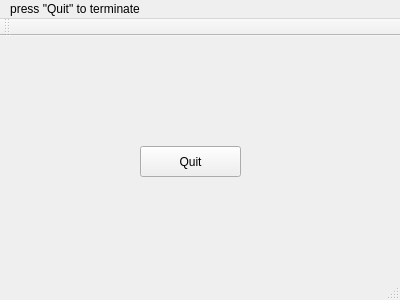
Qt form qt/qt_BasicGUI/mainwindow.ui (dsyleixa/RaspberryPi) before a commit.
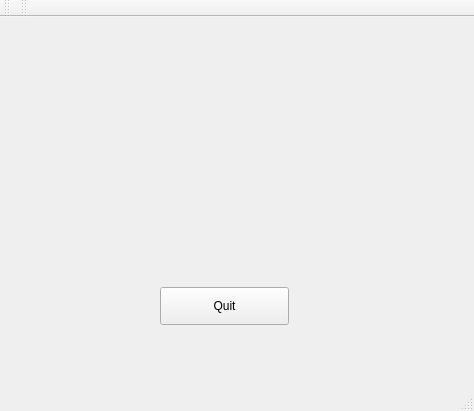
The same form after that commit.

```diff
--- a/qt/qt_BasicGUI/mainwindow.ui
+++ b/qt/qt_BasicGUI/mainwindow.ui
@@ -6,8 +6,8 @@
    <rect>
     <x>0</x>
     <y>0</y>
-    <width>400</width>
-    <height>300</height>
+    <width>474</width>
+    <height>411</height>
    </rect>
   </property>
   <property name="windowTitle">
@@ -17,10 +17,10 @@
    <widget class="QPushButton" name="pushButton">
     <property name="geometry">
      <rect>
-      <x>140</x>
-      <y>110</y>
-      <width>101</width>
-      <height>31</height>
+      <x>160</x>
+      <y>270</y>
+      <width>129</width>
+      <height>38</height>
      </rect>
     </property>
     <property name="text">
@@ -33,16 +33,10 @@
     <rect>
      <x>0</x>
      <y>0</y>
-     <width>400</width>
-     <height>27</height>
+     <width>474</width>
+     <height>34</height>
     </rect>
    </property>
-   <widget class="QMenu" name="menuPress_Quit_to_terminate">
-    <property name="title">
-     <string>press &quot;Quit&quot; to terminate</string>
-    </property>
-   </widget>
-   <addaction name="menuPress_Quit_to_terminate"/>
   </widget>
   <widget class="QToolBar" name="mainToolBar">
    <attribute name="toolBarArea">
@@ -53,6 +47,22 @@
    </attribute>
   </widget>
   <widget class="QStatusBar" name="statusBar"/>
+  <widget class="QToolBar" name="toolBar">
+   <property name="windowTitle">
+    <string>toolBar</string>
+   </property>
+   <attribute name="toolBarArea">
+    <enum>TopToolBarArea</enum>
+   </attribute>
+   <attribute name="toolBarBreak">
+    <bool>false</bool>
+   </attribute>
+  </widget>
+  <action name="action">
+   <property name="text">
+    <string/>
+   </property>
+  </action>
  </widget>
  <layoutdefault spacing="6" margin="11"/>
  <resources/>
```
Left out of the diff: 21 changed lines with no effect on the pictures.
